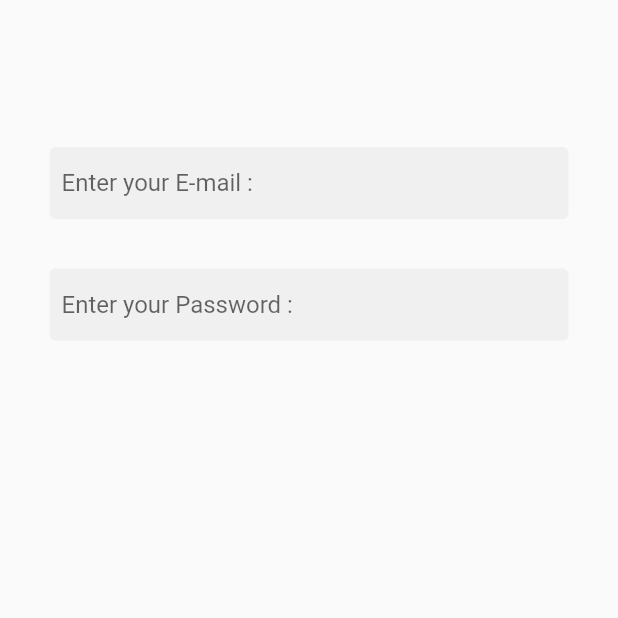
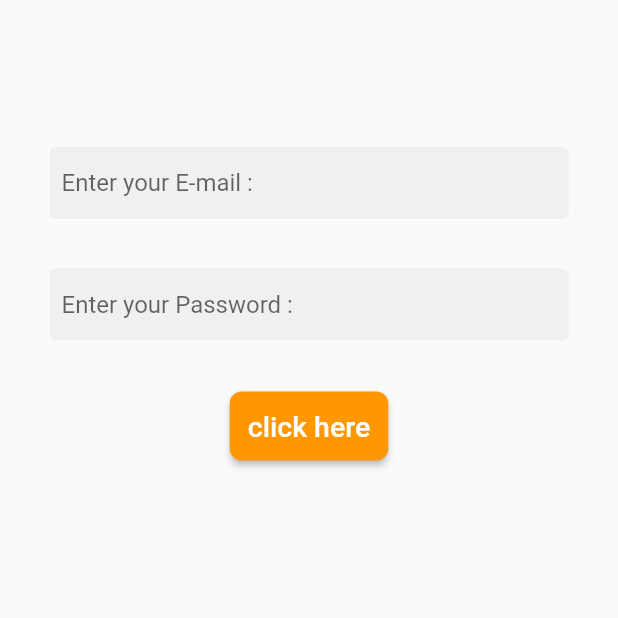
Before and after one commit to Hazem12Bakr/E_commerce_flutter_app, a Flutter app: the screen it shows after launch, on a phone screen of 412 x 824 dp, the top half of it. Run offline on Flutter 3.47's test engine with Material 2 defaults, Android fonts, the phone set to English and light mode, and no system bars.

```diff
--- a/lib/pages/login.dart
+++ b/lib/pages/login.dart
@@ -20,7 +20,9 @@ class Login extends StatelessWidget {
               TextField(
                 keyboardType: TextInputType.emailAddress,
                 obscureText: false,
-                decoration: decorationtextfield.copyWith(hintText: "Enter your E-mail : ",),
+                decoration: decorationtextfield.copyWith(
+                  hintText: "Enter your E-mail : ",
+                ),
               ),
               const SizedBox(
                 height: 33,
@@ -28,7 +30,25 @@ class Login extends StatelessWidget {
               TextField(
                 keyboardType: TextInputType.text,
                 obscureText: true,
-                decoration: decorationtextfield.copyWith(hintText: "Enter your Password : ",),
+                decoration: decorationtextfield.copyWith(
+                  hintText: "Enter your Password : ",
+                ),
+              ),
+              const SizedBox(
+                height: 33,
+              ),
+              ElevatedButton(
+                onPressed: () {},
+                style: ButtonStyle(
+                  backgroundColor: MaterialStateProperty.all(Colors.orange),
+                  padding: MaterialStateProperty.all(EdgeInsets.all(12)),
+                  shape: MaterialStateProperty.all(RoundedRectangleBorder(
+                      borderRadius: BorderRadius.circular(8))),
+                ),
+                child: Text(
+                  "click here",
+                  style: TextStyle(fontSize: 19),
+                ),
               ),
             ],
           ),
```
